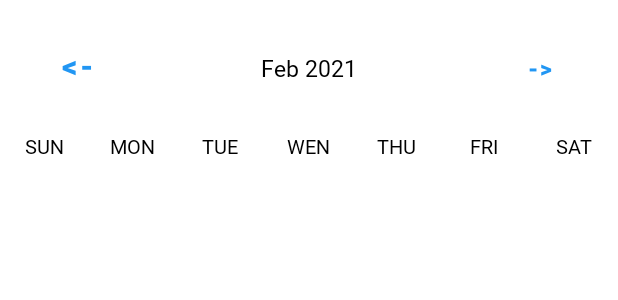
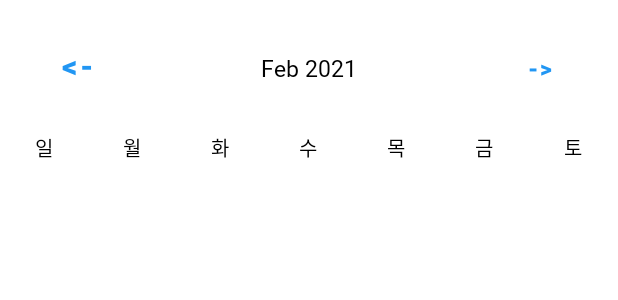
Before and after one commit to freean2468/project_shimpyo, an Android app: the layout fragment03_ver2.xml on its own in the app's theme, with its tools: preview values and no code run, on a phone screen of 412 x 824 dp. Shown: the top 300 px of the screen. Run offline under Robolectric (Android 15) with nearby library versions, the phone set to English and light mode, and no system bars; network calls fail.

Commit message:
#android_fragment03_ver2
요일 영어에서 한글로 수정

```diff
--- a/android/app/src/main/res/layout/fragment02.xml
+++ b/android/app/src/main/res/layout/fragment02.xml
@@ -14,7 +14,7 @@
             android:layout_width="match_parent"
             android:layout_height="match_parent"
             android:fontFamily="@font/font"
-            android:text="물오름달 스물이드레 흙날"
+            android:text="3월 27일 토요일"
             android:textSize="16dp" />
 
         <ImageView
--- a/android/app/src/main/res/layout/fragment03_ver2.xml
+++ b/android/app/src/main/res/layout/fragment03_ver2.xml
@@ -57,7 +57,7 @@
             android:layout_width="0dp"
             android:layout_height="wrap_content"
             android:layout_weight="1"
-            android:text="SUN"
+            android:text="일"
             android:gravity="center"
             android:textColor="@color/black"
             android:textSize="13sp" />
@@ -66,7 +66,7 @@
             android:layout_width="0dp"
             android:layout_height="wrap_content"
             android:layout_weight="1"
-            android:text="MON"
+            android:text="월"
             android:gravity="center"
             android:textColor="@color/black"
             android:textSize="13sp" />
@@ -75,7 +75,7 @@
             android:layout_width="0dp"
             android:layout_height="wrap_content"
             android:layout_weight="1"
-            android:text="TUE"
+            android:text="화"
             android:gravity="center"
             android:textColor="@color/black"
             android:textSize="13sp" />
@@ -84,7 +84,7 @@
             android:layout_width="0dp"
             android:layout_height="wrap_content"
             android:layout_weight="1"
-            android:text="WEN"
+            android:text="수"
             android:gravity="center"
             android:textColor="@color/black"
             android:textSize="13sp" />
@@ -93,7 +93,7 @@
             android:layout_width="0dp"
             android:layout_height="wrap_content"
             android:layout_weight="1"
-            android:text="THU"
+            android:text="목"
             android:gravity="center"
             android:textColor="@color/black"
             android:textSize="13sp" />
@@ -102,7 +102,7 @@
             android:layout_width="0dp"
             android:layout_height="wrap_content"
             android:layout_weight="1"
-            android:text="FRI"
+            android:text="금"
             android:gravity="center"
             android:textColor="@color/black"
             android:textSize="13sp" />
@@ -111,7 +111,7 @@
             android:layout_width="0dp"
             android:layout_height="wrap_content"
             android:layout_weight="1"
-            android:text="SAT"
+            android:text="토"
             android:gravity="center"
             android:textColor="@color/black"
             android:textSize="13sp" />
```
